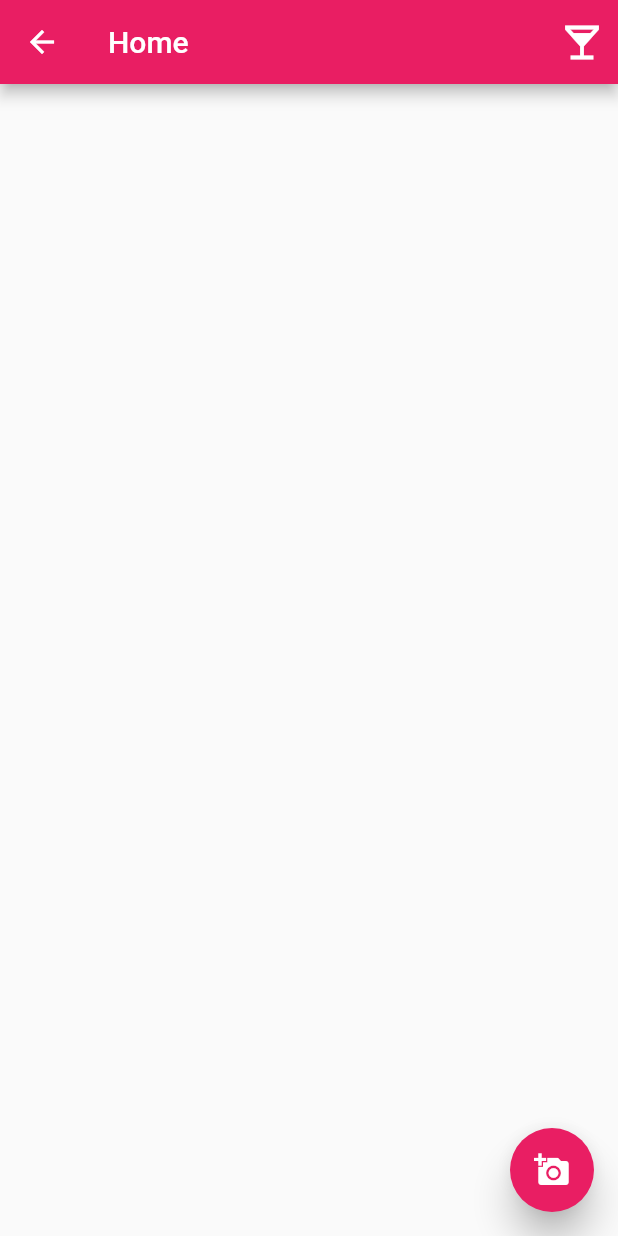
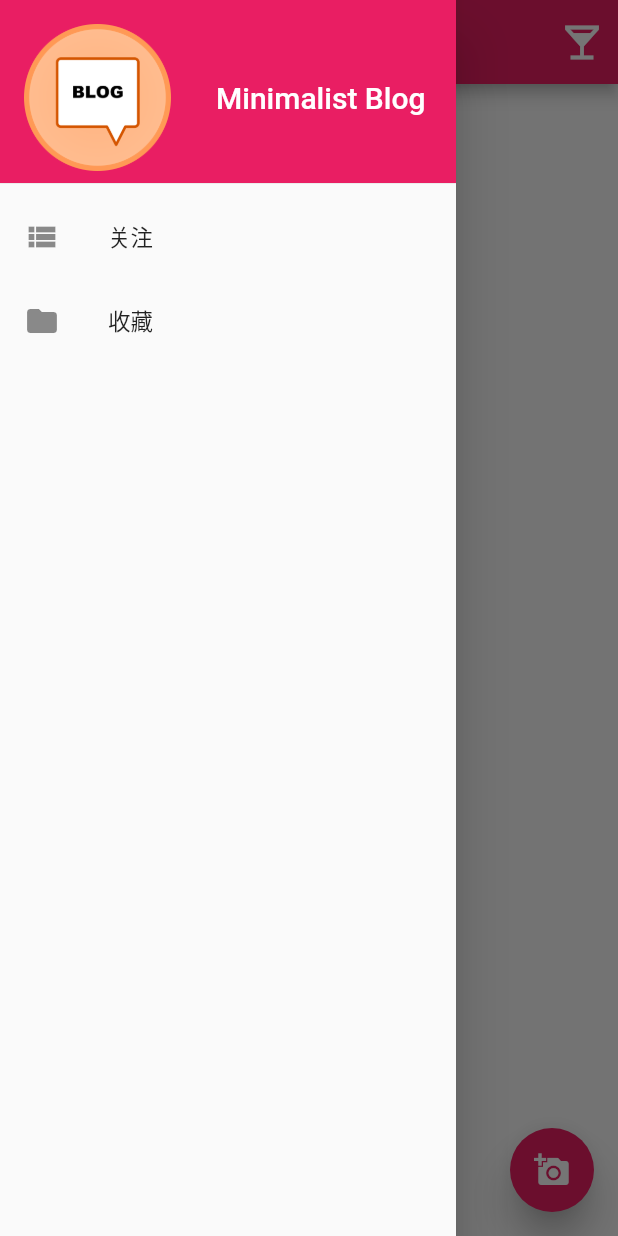
Before and after one commit to firearasi/minimal_blog, a Flutter app: the HomePage screen opened directly, with the side drawer open (before the commit the screen has no drawer), on a phone screen of 412 x 824 dp. Run offline on Flutter 3.47's test engine with Material 2 defaults, Android fonts, the phone set to English and light mode, and no system bars; our stand-ins replace cloud_firestore, firebase_auth, firebase_database, firebase_storage, fluttertoast, image_picker and 1 more; accounts and stored records are empty; statements that could not run were skipped.

Commit message:
daily commit

```diff
--- a/lib/HomePage.dart
+++ b/lib/HomePage.dart
@@ -41,7 +41,7 @@ class HomePageState extends State<HomePage> {
     // TODO: implement build
     return Scaffold(
         appBar: AppBar(
-        title: Text('Home $_email'),
+          title: Text('Home of $_email'),
           actions: <Widget>[
             IconButton(
               icon: Icon(Icons.local_bar),
@@ -60,6 +60,50 @@ class HomePageState extends State<HomePage> {
             _addNewEntry(context);
           },
           elevation: 10,
+        ),
+        drawer: buildDrawer());
+  }
+
+  Widget buildDrawer() {
+    return Drawer(
+  // Add a ListView to the drawer. This ensures the user can scroll
+  // through the options in the drawer if there isn't enough vertical
+  // space to fit everything.
+  child: ListView(
+    // Important: Remove any padding from the ListView.
+    padding: EdgeInsets.zero,
+    children: <Widget>[
+      SizedBox(
+        height: 130,
+        child:DrawerHeader(
+        child: Row(
+          children: <Widget>[
+            Image.asset('images/blog.png',fit: BoxFit.cover,),
+            SizedBox(width: 30,),
+            Text('Minimalist Blog', style: TextStyle(color: Colors.white,fontSize: 20)),
+          ],
+        ),
+        decoration: BoxDecoration(
+          color: Colors.pink,
+        ),
+
+      )
+      ),
+      ListTile(
+        leading: Icon(Icons.view_list),
+        title: Text('关注', style: TextStyle(fontSize: 15),),
+        onTap: () {
+          Navigator.of(context).pop();
+        },
+      ),
+      ListTile(
+        leading: Icon(Icons.folder),
+        title: Text('收藏', style: TextStyle(fontSize: 15),),
+        onTap: () {
+          Navigator.of(context).pop();        },
+      ),
+
+    ],
   ),
 );
   }
--- a/pubspec.yaml
+++ b/pubspec.yaml
@@ -51,6 +51,7 @@ flutter:
   assets:
      - images/app_logo.png
   #   - images/a_dot_ham.jpeg
+     - images/blog.png
 
   # An image asset can refer to one or more resolution-specific "variants", see
   # https://flutter.dev/assets-and-images/#resolution-aware.
```
Also changed, not shown: images/blog.png (added). Lines whose indentation alone changed are shown as unchanged.
